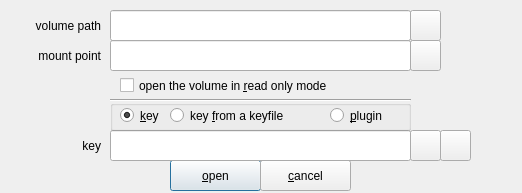
This is zuluCrypt-gui/password.ui in mhogomchungu/zuluCrypt as Qt 5 draws it before an edit. The edited form follows.
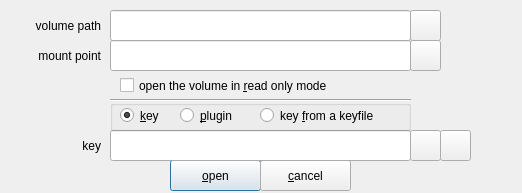
This is the edited form.

Diff of the .ui file:
```diff
--- a/zuluCrypt-gui/password.ui
+++ b/zuluCrypt-gui/password.ui
@@ -167,12 +167,25 @@
      <bool>true</bool>
     </property>
    </widget>
+   <widget class="QRadioButton" name="radioButtonPlugin">
+    <property name="geometry">
+     <rect>
+      <x>70</x>
+      <y>0</y>
+      <width>81</width>
+      <height>31</height>
+     </rect>
+    </property>
+    <property name="text">
+     <string>&amp;plugin</string>
+    </property>
+   </widget>
    <widget class="QRadioButton" name="radioButtonPassPhraseFromFile">
     <property name="geometry">
      <rect>
-      <x>60</x>
+      <x>150</x>
       <y>0</y>
-      <width>161</width>
+      <width>151</width>
       <height>31</height>
      </rect>
     </property>
@@ -183,24 +196,11 @@
      <bool>false</bool>
     </property>
    </widget>
-   <widget class="QRadioButton" name="radioButtonPlugin">
-    <property name="geometry">
-     <rect>
-      <x>220</x>
-      <y>0</y>
-      <width>81</width>
-      <height>31</height>
-     </rect>
-    </property>
-    <property name="text">
-     <string>&amp;plugin</string>
-    </property>
-   </widget>
   </widget>
   <widget class="QPushButton" name="pushButtonPassPhraseFromFile">
    <property name="geometry">
     <rect>
-     <x>410</x>
+     <x>440</x>
      <y>130</y>
      <width>31</width>
      <height>31</height>
@@ -300,7 +300,7 @@
   <widget class="QPushButton" name="pushButtonPlugin">
    <property name="geometry">
     <rect>
-     <x>440</x>
+     <x>410</x>
      <y>130</y>
      <width>31</width>
      <height>31</height>
```
Left out of the diff: 4 changed lines with no effect on the pictures.
